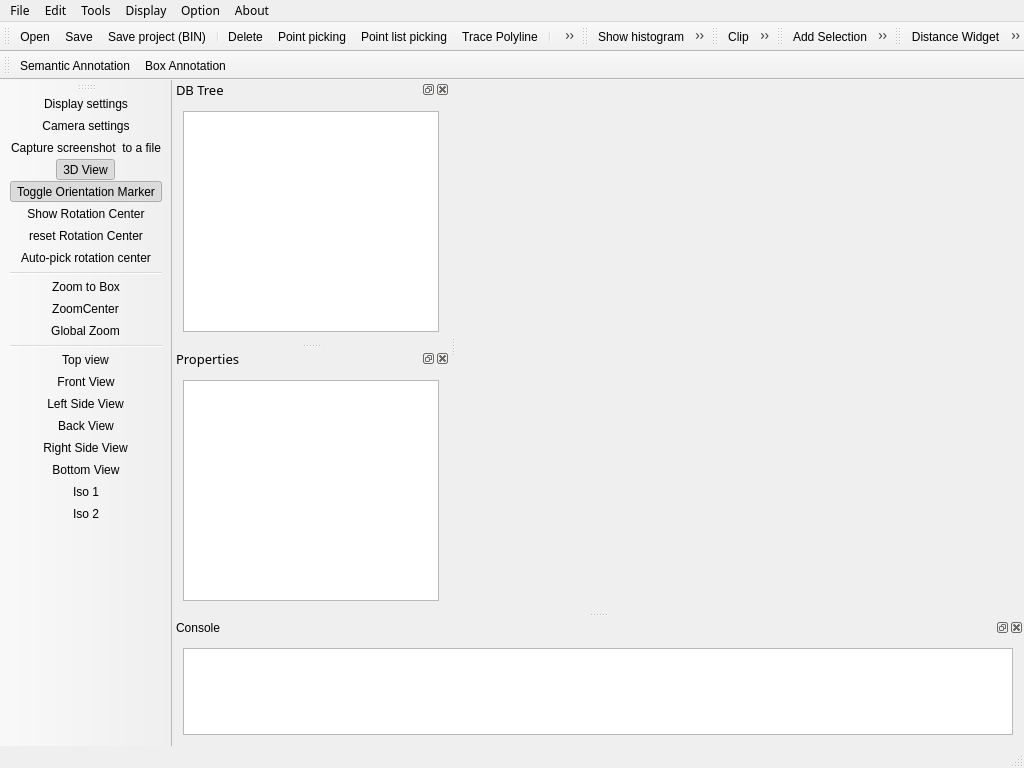
Asher-1/ACloudViewer, file eCV/ui_templates/MainWindow.ui: the form before one commit.
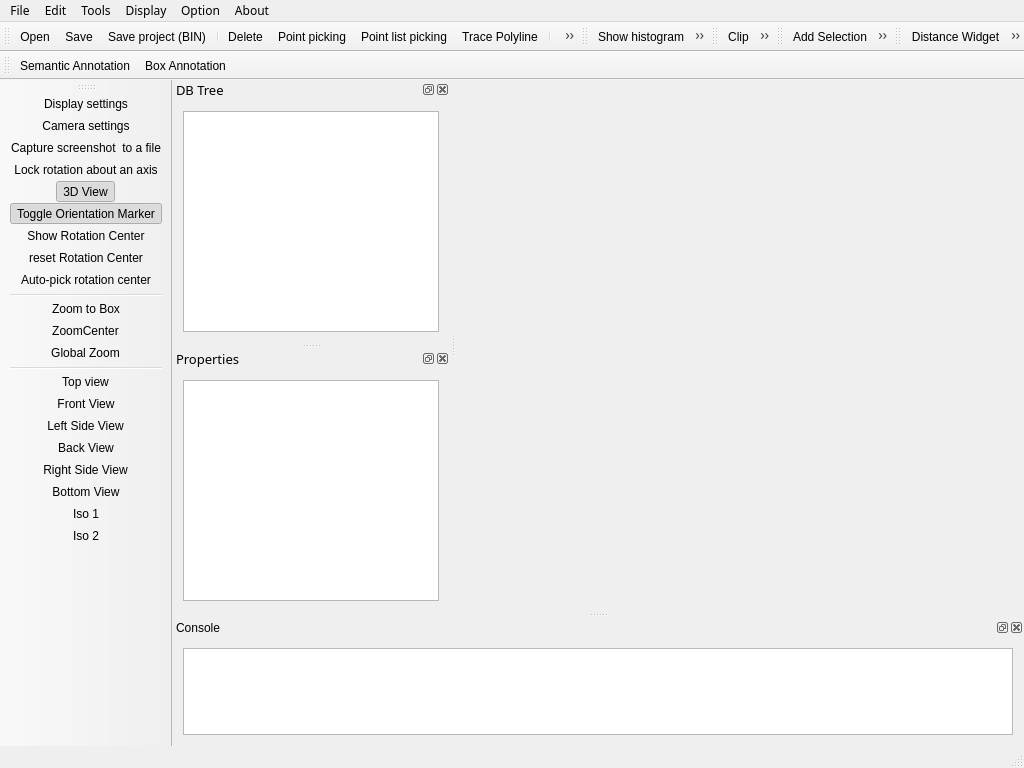
The form after the commit. Icons and pictures are not drawn. Custom widgets are drawn as their Qt base class.

The edit to the form file:
```diff
--- a/eCV/ui_templates/MainWindow.ui
+++ b/eCV/ui_templates/MainWindow.ui
@@ -1023,6 +1023,7 @@
    <addaction name="actionDisplayOptions"/>
    <addaction name="actionEditCamera"/>
    <addaction name="actionScreenShot"/>
+   <addaction name="actionLockRotationAxis"/>
    <addaction name="action3DView"/>
    <addaction name="actionToggleOrientationMarker"/>
    <addaction name="actionShowPivot"/>
```
Left out of the diff: 98 changed lines with no effect on the pictures.
